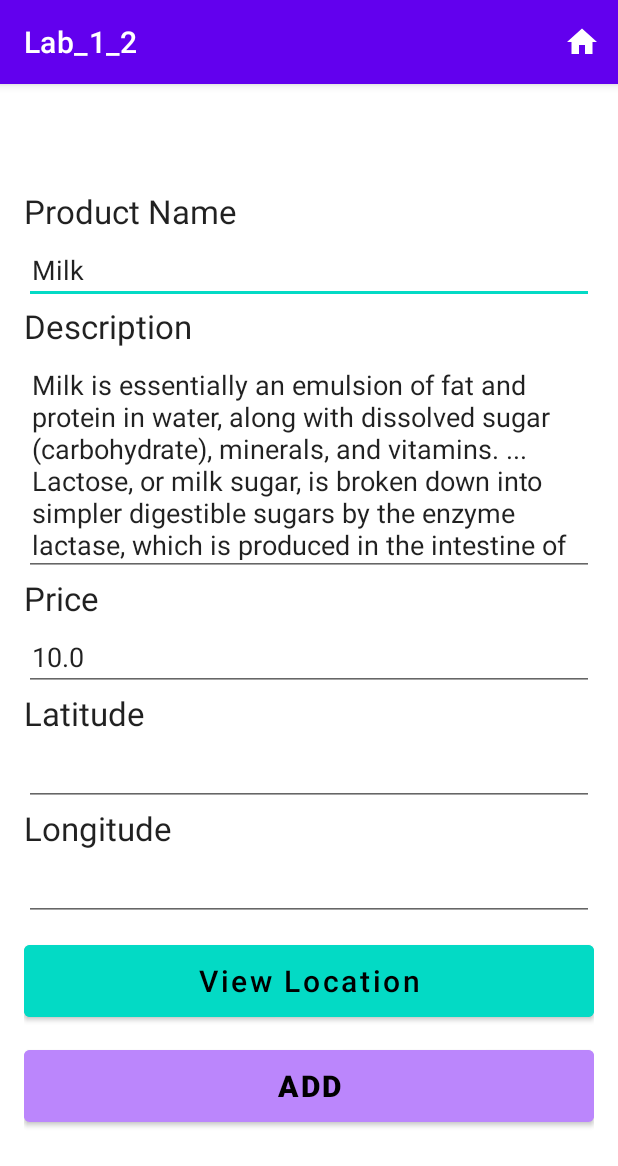
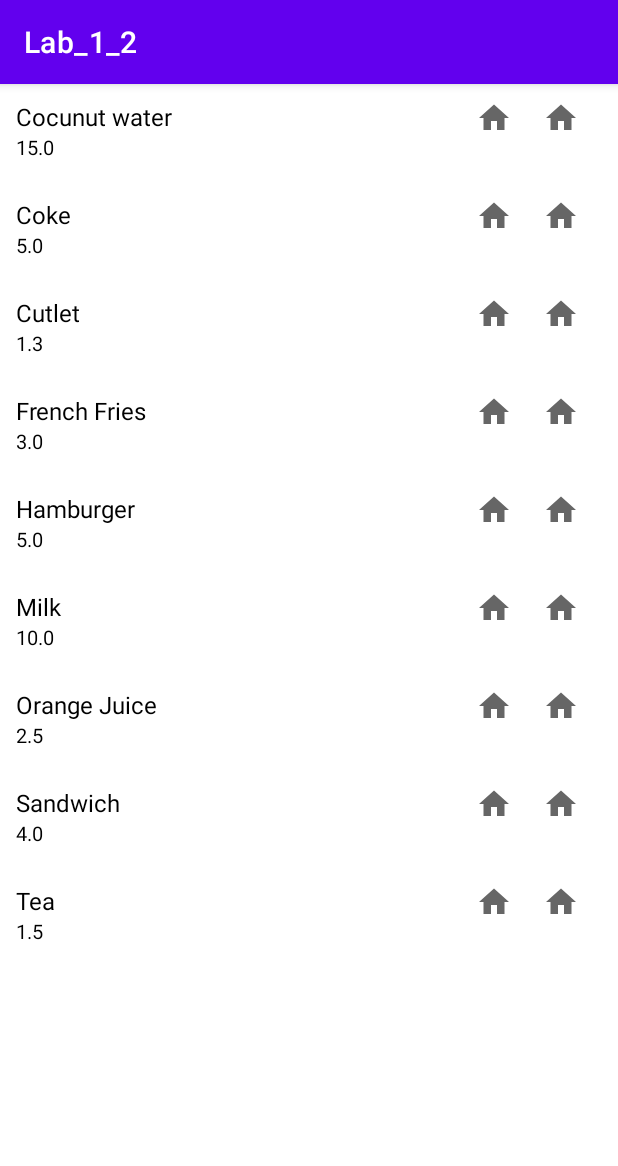
Before and after one commit to FebinRukfan/Lab_1_2_FebinRukfan_C0826772_Android, an Android app: the screen it shows after launch (ProdutInfoActivity before the commit, ProductListActivity after it), after a tap on an icon or button, on a phone screen of 412 x 824 dp. Shown: the top 1166 px of the screen. Run offline under Robolectric (Android 15) with nearby library versions, the phone set to English and light mode, and no system bars; our stand-ins replace Room's generated code.

Commit message:
added recyclerview and listed all products home view

```diff
--- a/app/src/main/AndroidManifest.xml
+++ b/app/src/main/AndroidManifest.xml
@@ -1,6 +1,6 @@
 <?xml version="1.0" encoding="utf-8"?>
 <manifest xmlns:android="http://schemas.android.com/apk/res/android"
-    package="com.febinrukfan.lab_1_2_febinrukfansajidshakkeela_c0826772_android">
+    package="com.febinrukfan.lab_1_2_febinrukfansajidshakkeela_c0826772_android" >
 
     <application
         android:allowBackup="true"
@@ -8,10 +8,13 @@
         android:label="@string/app_name"
         android:roundIcon="@mipmap/ic_launcher_round"
         android:supportsRtl="true"
-        android:theme="@style/Theme.Lab_1_2_FebinRukfanSajidShakkeela_C0826772_Android">
+        android:theme="@style/Theme.Lab_1_2_FebinRukfanSajidShakkeela_C0826772_Android" >
+        <activity
+            android:name=".ProductListActivity"
+            android:exported="false" />
         <activity
             android:name=".ProdutInfoActivity"
-            android:exported="true">
+            android:exported="true" >
             <intent-filter>
                 <action android:name="android.intent.action.MAIN" />
 
--- /dev/null
+++ b/app/src/main/java/com/febinrukfan/lab_1_2_febinrukfansajidshakkeela_c0826772_android/ProductListActivity.java
@@ -0,0 +1,65 @@
+package com.febinrukfan.lab_1_2_febinrukfansajidshakkeela_c0826772_android;
+
+import androidx.appcompat.app.AppCompatActivity;
+import androidx.lifecycle.ViewModelProvider;
+import androidx.recyclerview.widget.LinearLayoutManager;
+
+import android.os.Bundle;
+import android.view.View;
+import android.widget.Toast;
+
+import com.febinrukfan.lab_1_2_febinrukfansajidshakkeela_c0826772_android.adapter.ProductListAdapter;
+import com.febinrukfan.lab_1_2_febinrukfansajidshakkeela_c0826772_android.databinding.ActivityProductListBinding;
+import com.febinrukfan.lab_1_2_febinrukfansajidshakkeela_c0826772_android.model.Product;
+import com.febinrukfan.lab_1_2_febinrukfansajidshakkeela_c0826772_android.model.ProductViewModel;
+
+import java.util.ArrayList;
+import java.util.List;
+
+public class ProductListActivity extends AppCompatActivity {
+
+
+    private ProductViewModel productViewModel;
+    private String TAG = this.getClass().getName();
+
+    private ActivityProductListBinding binding;
+
+    private ArrayList<Product> productsList;
+
+    ProductListAdapter productListAdapter;
+
+
+
+    @Override
+    protected void onCreate(Bundle savedInstanceState) {
+        super.onCreate(savedInstanceState);
+        binding = binding.inflate(getLayoutInflater());
+        View view = binding.getRoot();
+        setContentView(view);
+
+        // initializing ViewModel
+        productViewModel = new ViewModelProvider.AndroidViewModelFactory(this.getApplication())
+                .create(ProductViewModel.class);
+
+        productsList = new ArrayList<>();
+        LinearLayoutManager linearLayoutManager = new LinearLayoutManager(this);
+        binding.recP.setLayoutManager(linearLayoutManager);
+
+        productViewModel.getAllProduct().observe(this,products -> {
+
+
+            productsList.clear();
+            productsList.addAll(products);
+
+            productListAdapter = new ProductListAdapter(this, productsList);
+            binding.recP.setAdapter(productListAdapter);
+
+        });
+
+
+
+
+    }
+
+
+}
--- a/app/src/main/java/com/febinrukfan/lab_1_2_febinrukfansajidshakkeela_c0826772_android/ProdutInfoActivity.java
+++ b/app/src/main/java/com/febinrukfan/lab_1_2_febinrukfansajidshakkeela_c0826772_android/ProdutInfoActivity.java
@@ -3,9 +3,11 @@ package com.febinrukfan.lab_1_2_febinrukfansajidshakkeela_c0826772_android;
 import androidx.appcompat.app.AppCompatActivity;
 import androidx.lifecycle.ViewModelProvider;
 
+import android.content.Intent;
 import android.os.Bundle;
 import android.util.Log;
 import android.view.Menu;
+import android.view.MenuItem;
 import android.view.View;
 import android.widget.Toast;
 
@@ -49,6 +51,16 @@ public class ProdutInfoActivity extends AppCompatActivity {
 
         getMenuInflater().inflate(R.menu.mymenu, menu);
         return super.onCreateOptionsMenu(menu);
+    }
+
+    @Override
+    public boolean onOptionsItemSelected(MenuItem item) {
+        int id = item.getItemId();
+
+        if (id == R.id.mybutton) {
+            startActivity(new Intent(this,ProductListActivity.class));
+        }
+        return super.onOptionsItemSelected(item);
     }
 
     private void showProductInfo() {
--- /dev/null
+++ b/app/src/main/java/com/febinrukfan/lab_1_2_febinrukfansajidshakkeela_c0826772_android/adapter/ProductListAdapter.java
@@ -0,0 +1,88 @@
+package com.febinrukfan.lab_1_2_febinrukfansajidshakkeela_c0826772_android.adapter;// Created by FebinRukfan on 10-02-2022.
+
+import android.app.Activity;
+import android.view.LayoutInflater;
+import android.view.View;
+import android.view.ViewGroup;
+import android.widget.ImageView;
+import android.widget.TextView;
+
+import androidx.annotation.NonNull;
+import androidx.recyclerview.widget.RecyclerView;
+
+import com.febinrukfan.lab_1_2_febinrukfansajidshakkeela_c0826772_android.R;
+import com.febinrukfan.lab_1_2_febinrukfansajidshakkeela_c0826772_android.db.ProductRoomDb;
+import com.febinrukfan.lab_1_2_febinrukfansajidshakkeela_c0826772_android.model.Product;
+
+import java.util.ArrayList;
+import java.util.List;
+
+public class ProductListAdapter<T> extends RecyclerView.Adapter<ProductListAdapter<T>.ViewHolder> {
+
+    // variables
+    private ArrayList<Product> productsList;
+    private Activity context;
+    private ProductRoomDb database;
+
+    public ProductListAdapter(Activity context, ArrayList<Product> list){
+        this.productsList = list;
+        this.context = context;
+//        notifyDataSetChanged();
+    }
+
+    @NonNull
+    @Override
+    public ViewHolder onCreateViewHolder(@NonNull ViewGroup parent, int viewType) {
+        View view = LayoutInflater.from(parent.getContext()).inflate(R.layout.product_row, parent, false);
+        return new ViewHolder(view);
+    }
+
+    @Override
+    public void onBindViewHolder(@NonNull ViewHolder holder, int position) {
+
+
+
+
+        holder.title.setText(productsList.get(position).getProductName());
+        holder.price.setText(""+productsList.get(position).getProductPrice());
+        // edit button click
+        holder.btn_edit.setOnClickListener(new View.OnClickListener() {
+            @Override
+            public void onClick(View v) {
+
+            }
+        });
+//        // delete button click
+//        holder.btn_delete.setOnClickListener(new View.OnClickListener() {
+//            @Override
+//            public void onClick(View v) {
+//                Product product = productsList.get(holder.getAdapterPosition());
+//                database.productDao().delete(product);
+//                int position = holder.getAdapterPosition();
+//                productsList.remove(position);
+//                notifyItemRemoved(position);
+//                notifyItemChanged(position);
+//            }
+//        });
+
+    }
+
+    @Override
+    public int getItemCount() {
+        return productsList.size() ;
+    }
+
+    public class ViewHolder extends RecyclerView.ViewHolder {
+
+        TextView title, price;
+        ImageView btn_edit, btn_delete;
+
+        public ViewHolder(@NonNull View itemView) {
+            super(itemView);
+            title = itemView.findViewById(R.id.title);
+            price = itemView.findViewById(R.id.price);
+            btn_edit = itemView.findViewById(R.id.edit_btn);
+            btn_delete = itemView.findViewById(R.id.delete_btn);
+        }
+    }
+}
--- a/app/src/main/java/com/febinrukfan/lab_1_2_febinrukfansajidshakkeela_c0826772_android/model/ProductViewModel.java
+++ b/app/src/main/java/com/febinrukfan/lab_1_2_febinrukfansajidshakkeela_c0826772_android/model/ProductViewModel.java
@@ -24,6 +24,7 @@ public class ProductViewModel extends AndroidViewModel {
     }
 
     public LiveData<List<Product>> getFirstProduct() {return repository.getFirstProduct();}
+    public LiveData<List<Product>> getAllProduct() {return allProducts;}
 
     public void insert(Product product) {repository.insert(product);}
 }
--- /dev/null
+++ b/app/src/main/res/layout/activity_product_list.xml
@@ -0,0 +1,23 @@
+<?xml version="1.0" encoding="utf-8"?>
+<androidx.constraintlayout.widget.ConstraintLayout
+    xmlns:android="http://schemas.android.com/apk/res/android"
+    xmlns:tools="http://schemas.android.com/tools"
+    xmlns:app="http://schemas.android.com/apk/res-auto"
+    android:layout_width="match_parent"
+    android:layout_height="match_parent"
+    tools:context=".ProductListActivity">
+
+
+  <androidx.recyclerview.widget.RecyclerView
+      android:id="@+id/recP"
+      android:layout_width="0dp"
+      android:layout_height="0dp"
+      android:layout_marginStart="5dp"
+      android:layout_marginTop="5dp"
+      android:layout_marginEnd="5dp"
+      android:layout_marginBottom="5dp"
+      app:layout_constraintBottom_toBottomOf="parent"
+      app:layout_constraintEnd_toEndOf="parent"
+      app:layout_constraintStart_toStartOf="parent"
+      app:layout_constraintTop_toTopOf="parent" />
+</androidx.constraintlayout.widget.ConstraintLayout>
--- /dev/null
+++ b/app/src/main/res/layout/product_row.xml
@@ -0,0 +1,69 @@
+<?xml version="1.0" encoding="utf-8"?>
+<androidx.constraintlayout.widget.ConstraintLayout xmlns:android="http://schemas.android.com/apk/res/android"
+    xmlns:tools="http://schemas.android.com/tools"
+    android:layout_width="match_parent"
+    android:layout_height="wrap_content"
+    xmlns:app="http://schemas.android.com/apk/res-auto"
+    android:layout_margin="5dp"
+    android:id="@+id/details_wrapper">
+
+
+    <LinearLayout
+        android:id="@+id/main_wrapper"
+        android:layout_width="match_parent"
+        android:layout_height="match_parent"
+        android:orientation="horizontal"
+        app:layout_constraintTop_toTopOf="@id/details_wrapper"
+        app:layout_constraintLeft_toLeftOf="@id/details_wrapper"
+        app:layout_constraintRight_toRightOf="@id/details_wrapper"
+        tools:layout_editor_absoluteX="1dp"
+        android:gravity="fill"
+        tools:layout_editor_absoluteY="1dp">
+
+        <LinearLayout
+            android:id="@+id/actions_wrapper"
+            android:layout_width="match_parent"
+            android:layout_height="match_parent"
+            android:layout_weight="0.5"
+            android:orientation="vertical">
+
+
+            <TextView
+                android:id="@+id/title"
+                android:layout_width="match_parent"
+                android:layout_height="wrap_content"
+                android:text="Product Name"
+                android:textColor="@color/black"
+                android:textSize="16dp" />
+
+            <TextView
+                android:id="@+id/price"
+                android:layout_width="match_parent"
+                android:layout_height="wrap_content"
+                android:text="$450"
+                android:textColor="@color/black"
+                android:textSize="13dp" />
+
+
+        </LinearLayout>
+
+        <ImageView
+            android:id="@+id/edit_btn"
+            android:layout_width="wrap_content"
+            android:layout_height="wrap_content"
+            android:src="@drawable/ic_baseline_home_24"
+            android:layout_margin="5dp"
+            />
+
+        <ImageView
+            android:id="@+id/delete_btn"
+            android:layout_width="wrap_content"
+            android:layout_height="wrap_content"
+            android:src="@drawable/ic_baseline_home_24"
+            android:layout_margin="15dp"
+            />
+
+    </LinearLayout>
+
+
+</androidx.constraintlayout.widget.ConstraintLayout>
```
